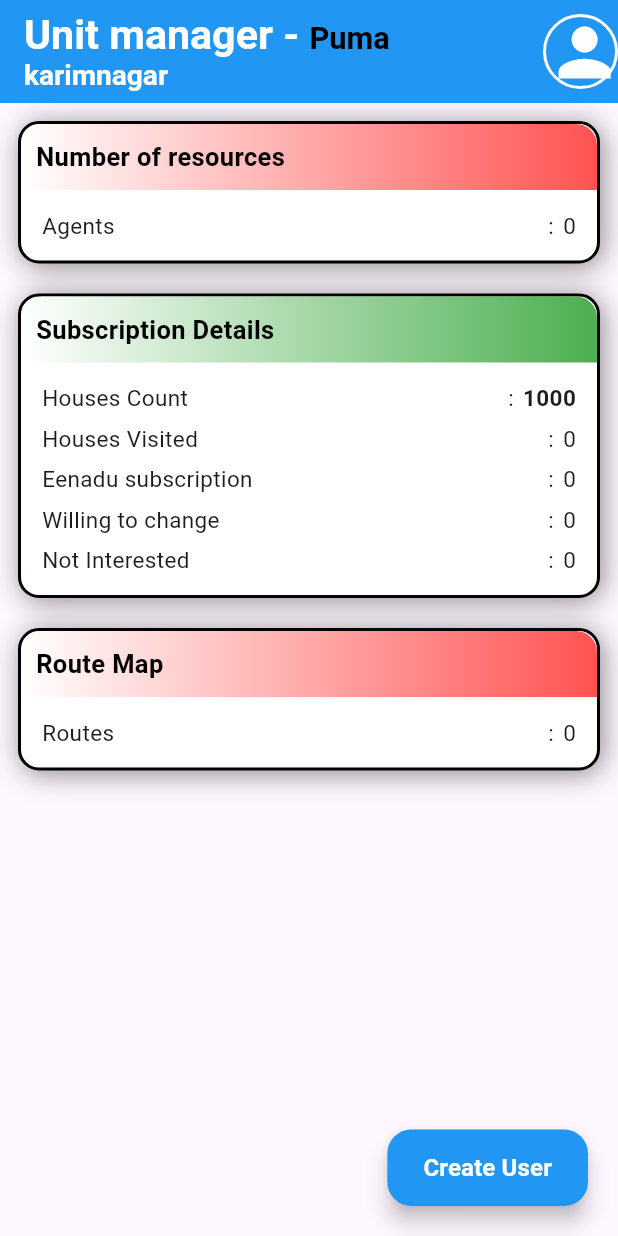
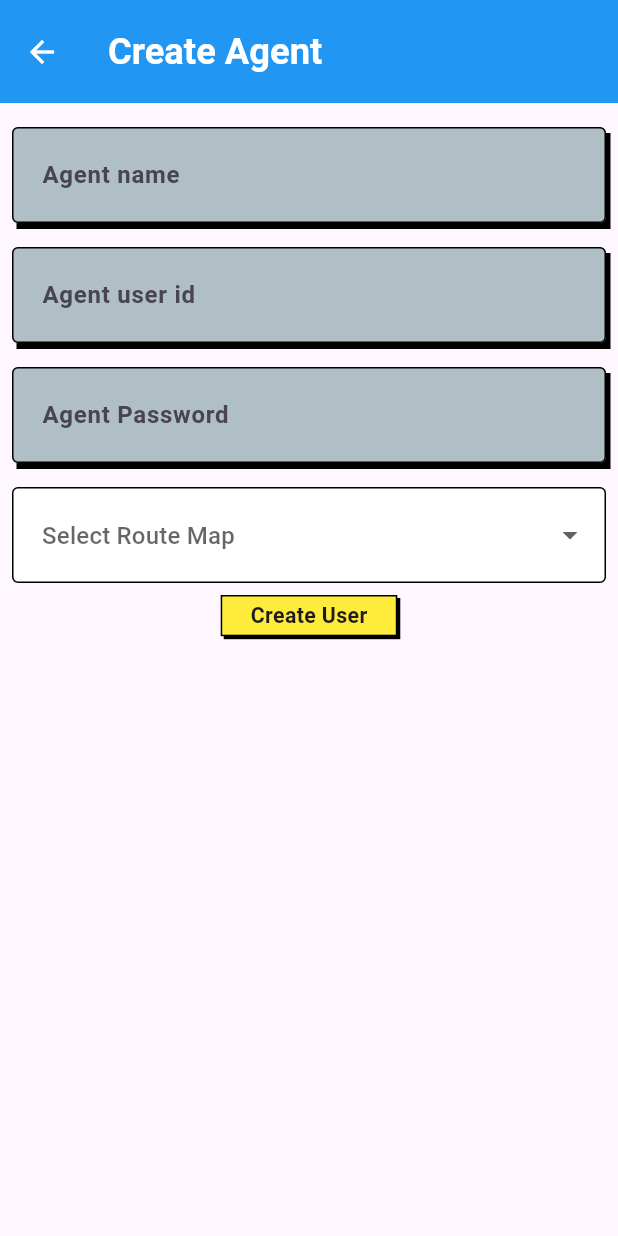
Before and after one commit to ShriKrishna21/salesrep, a Flutter app: the UnitManagerDashboard screen opened directly, after a tap on "Create User", on a phone screen of 412 x 824 dp. Run offline on Flutter 3.47's test engine with Material 3 defaults, Android fonts, the light colour scheme and no system bars; our stand-ins replace firebase_auth, firebase_core, shared_preferences; accounts and stored records are empty.

Commit message:
create agent

```diff
--- a/lib/agent_logout_model.dart
+++ b/lib/agent_logout_model.dart
@@ -1,7 +1,8 @@
 class agentlogout {
   String? jsonrpc;
   Null? id;
-  Result? result;
+  Result?
+  result;
 
   agentlogout({this.jsonrpc, this.id, this.result});
 
--- /dev/null
+++ b/lib/create_unit_manager.dart
@@ -0,0 +1,156 @@
+import 'package:flutter/material.dart';
+import 'package:salesrep/coustmerform.dart';
+import 'package:salesrep/unit_manager_dashboard.dart';
+
+class CreateUnitManager extends StatefulWidget {
+  const CreateUnitManager({super.key});
+
+  @override
+  State<CreateUnitManager> createState() => _CreateUnitManagerState();
+}
+
+class _CreateUnitManagerState extends State<CreateUnitManager> {
+  String? selectedRouteMap;
+  List<String> routeMaps = [
+    'sr nagar -ameerpet',
+    'punjagutta -soamjiguda',
+    'Madhura nagar - yousafguda',
+    'moosapet-bharath nagar'
+  ];
+
+  TextEditingController agentname = TextEditingController();
+  TextEditingController agentuserid = TextEditingController();
+  TextEditingController agentpasswod = TextEditingController();
+
+  @override
+  Widget build(BuildContext context) {
+    return Scaffold(
+      appBar: AppBar(
+        toolbarHeight: MediaQuery.of(context).size.height / 12,
+        backgroundColor: Colors.blue,
+        foregroundColor: Colors.white,
+        title: RichText(
+          text: TextSpan(
+            text: "Create Agent  ",
+            style: TextStyle(
+                fontSize: MediaQuery.of(context).size.height / 34,
+                fontWeight: FontWeight.bold),
+          ),
+        ),
+      ),
+      body: Padding(
+        padding: const EdgeInsets.all(8.0),
+        child: Column(
+          children: [
+            AgentCredential(controller: agentname, hintText: "Agent name"),
+            AgentCredential(controller: agentuserid, hintText: "Agent user id"),
+            AgentCredential(
+                controller: agentpasswod, hintText: "Agent Password"),
+            Container(
+              margin: EdgeInsets.symmetric(vertical: 8),
+              child: DropdownButtonFormField<String>(
+                value: selectedRouteMap,
+                decoration: InputDecoration(
+                  hintText: 'Select Route Map',
+                  filled: true,
+                  fillColor: Colors.white,
+                  contentPadding:
+                      EdgeInsets.symmetric(vertical: 20.0, horizontal: 16.0),
+                  enabledBorder: OutlineInputBorder(
+                    borderSide: BorderSide(color: Colors.black),
+                  ),
+                  focusedBorder: OutlineInputBorder(
+                    borderSide: BorderSide(color: Colors.black, width: 2),
+                  ),
+                ),
+                items: routeMaps.map((map) {
+                  return DropdownMenuItem<String>(
+                    value: map,
+                    child: Text(map),
+                  );
+                }).toList(),
+                onChanged: (value) {
+                  setState(() {
+                    selectedRouteMap = value;
+                  });
+                },
+              ),
+            ),
+            GestureDetector(
+              onTap: () {
+                Navigator.push(context, MaterialPageRoute(builder: (context) => UnitManagerDashboard(),));
+              },
+              child: Container(
+                height: MediaQuery.of(context).size.height / 30,
+                width: MediaQuery.of(context).size.height / 7,
+                child: Center(
+                    child: Text(
+                  "Create User",
+                  style: TextStyle(
+                    fontWeight: FontWeight.bold,
+                    fontSize: MediaQuery.of(context).size.height / 58,
+                  ),
+                )),
+                decoration: BoxDecoration(
+                  border: Border.all(width: 1),
+                  color: Colors.yellow,
+                  boxShadow: [
+                    BoxShadow(
+                      color: Colors.black,
+                      offset: Offset(2, 2),
+                    )
+                  ],
+                ),
+              ),
+            )
+          ],
+        ),
+      ),
+    );
+  }
+}
+
+class AgentCredential extends StatelessWidget {
+  final TextEditingController controller;
+  final String hintText;
+
+  const AgentCredential({
+    required this.controller,
+    required this.hintText,
+  });
+
+  @override
+  Widget build(BuildContext context) {
+    return Container(
+      margin: EdgeInsets.symmetric(vertical: 8),
+      decoration: BoxDecoration(
+        boxShadow: [
+          BoxShadow(
+            color: Colors.black,
+            offset: Offset(3, 4),
+          )
+        ],
+      ),
+      child: TextFormField(
+        controller: controller,
+        decoration: InputDecoration(
+          hintText: hintText,
+          hintStyle: TextStyle(
+            fontWeight: FontWeight.bold,
+            fontSize: 16,
+          ),
+          filled: true,
+          fillColor: Colors.blueGrey[200],
+          contentPadding:
+              EdgeInsets.symmetric(vertical: 20.0, horizontal: 16.0),
+          enabledBorder: OutlineInputBorder(
+            borderSide: BorderSide(color: Colors.black),
+          ),
+          focusedBorder: OutlineInputBorder(
+            borderSide: BorderSide(color: Colors.black, width: 2),
+          ),
+        ),
+      ),
+    );
+  }
+}
--- a/lib/unit_manager_dashboard.dart
+++ b/lib/unit_manager_dashboard.dart
@@ -1,5 +1,6 @@
 import 'package:flutter/material.dart';
 import 'package:salesrep/agent_logout.dart';
+import 'package:salesrep/create_unit_manager.dart';
 
 class UnitManagerDashboard extends StatefulWidget {
   const  UnitManagerDashboard({super.key});
@@ -19,7 +20,7 @@ class _UnitManagerDashboardState extends State<UnitManagerDashboard> {
         actions: [
           GestureDetector(
             onTap: () {
-              Navigator.push(context, MaterialPageRoute(builder: (context) => AgentLogout(),));
+              // Navigator.push(context, MaterialPageRoute(builder: (context) => AgentLogout(),));
             },
             child: Container(
               width: 50,
@@ -109,7 +110,9 @@ class _UnitManagerDashboardState extends State<UnitManagerDashboard> {
                 ),
                 elevation: 6,
               ),
-              onPressed: () {},
+              onPressed: () {
+                Navigator.push(context, MaterialPageRoute(builder: (context) => CreateUnitManager(),));
+              },
               child: const Text(
                 "Create User",
                 style: TextStyle(fontWeight: FontWeight.bold, fontSize: 16,color: Colors.white),
```
